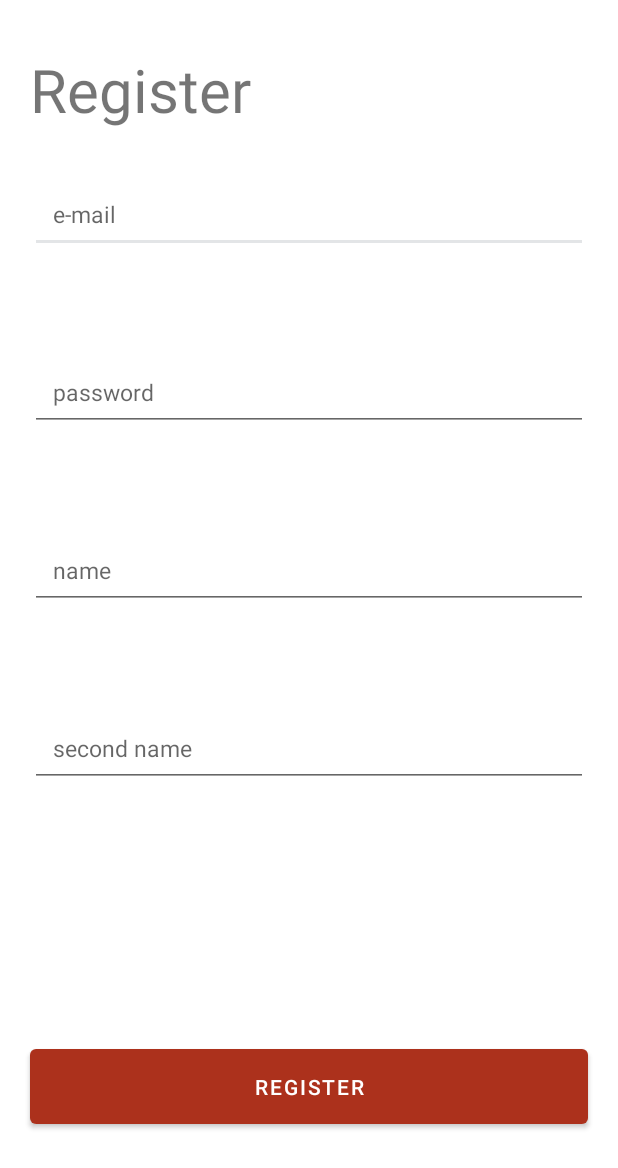
After one commit to 20012001amiramir/PractiseApp, an Android app: the layout register_page.xml on its own in the app's theme, with its tools: preview values and no code run, on a phone screen of 412 x 824 dp. The commit adds this screen. Shown: the top 1168 px of the screen. Run offline under Robolectric (Android 15) with nearby library versions, the phone set to English and light mode, and no system bars.

Commit message:
[1] design: login,register,profile,start profilest,setting
Amir

```diff
--- /dev/null
+++ b/app/src/main/res/layout/register_page.xml
@@ -0,0 +1,90 @@
+<?xml version="1.0" encoding="utf-8"?>
+<androidx.constraintlayout.widget.ConstraintLayout xmlns:android="http://schemas.android.com/apk/res/android"
+    xmlns:app="http://schemas.android.com/apk/res-auto"
+    xmlns:tools="http://schemas.android.com/tools"
+    android:layout_width="match_parent"
+    android:layout_height="match_parent">
+
+    <TextView
+        android:layout_width="match_parent"
+        android:layout_height="wrap_content"
+        android:layout_marginLeft="20dp"
+        android:layout_marginRight="20dp"
+        android:text="Register"
+        android:textSize="40dp"
+        app:layout_constraintBottom_toTopOf="@id/et_email"
+        app:layout_constraintStart_toStartOf="parent"
+        app:layout_constraintTop_toTopOf="parent" />
+
+    <EditText
+        android:id="@+id/et_email"
+        android:layout_width="match_parent"
+        android:layout_height="50dp"
+        android:layout_marginTop="50dp"
+        android:layout_marginLeft="20dp"
+        android:layout_marginRight="20dp"
+        android:hint="e-mail"
+        android:inputType="textEmailAddress"
+        android:padding="15dp"
+        android:textSize="15sp"
+        app:layout_constraintBottom_toTopOf="@id/et_password"
+        app:layout_constraintTop_toTopOf="parent"
+        tools:layout_editor_absoluteX="20dp" />
+
+    <EditText
+        android:id="@+id/et_password"
+        android:layout_width="match_parent"
+        android:layout_height="50dp"
+        android:hint="password"
+        android:layout_marginLeft="20dp"
+        android:layout_marginRight="20dp"
+        android:inputType="textPassword"
+        android:padding="15dp"
+        android:textSize="15sp"
+        app:layout_constraintBottom_toTopOf="@+id/et_name"
+        app:layout_constraintTop_toBottomOf="@id/et_email"
+        tools:layout_editor_absoluteX="20dp" />
+
+    <EditText
+        android:id="@+id/et_name"
+        android:layout_width="match_parent"
+        android:layout_height="50dp"
+        android:hint="name"
+        android:inputType="textPersonName"
+        android:padding="15dp"
+        android:layout_marginLeft="20dp"
+        android:layout_marginRight="20dp"
+        android:textSize="15sp"
+        app:layout_constraintBottom_toTopOf="@+id/et_second_name"
+        app:layout_constraintTop_toBottomOf="@id/et_password"
+        tools:layout_editor_absoluteX="20dp" />
+
+    <EditText
+        android:id="@+id/et_second_name"
+        android:layout_width="match_parent"
+        android:layout_height="50dp"
+        android:layout_marginBottom="100dp"
+        android:hint="second name"
+        android:layout_marginLeft="20dp"
+        android:layout_marginRight="20dp"
+        android:inputType="textPersonName"
+        android:padding="15dp"
+        android:textSize="15sp"
+        app:layout_constraintBottom_toTopOf="@+id/btn_login"
+        app:layout_constraintTop_toBottomOf="@id/et_name"
+        tools:layout_editor_absoluteX="20dp" />
+
+    <Button
+        android:id="@+id/btn_login"
+        android:layout_width="match_parent"
+        android:layout_height="wrap_content"
+        android:padding="15dp"
+        android:layout_marginLeft="20dp"
+        android:layout_marginRight="20dp"
+        android:text="register"
+        android:textColor="@android:color/white"
+        app:layout_constraintBottom_toBottomOf="parent"
+        app:layout_constraintTop_toBottomOf="@+id/et_second_name"
+        tools:layout_editor_absoluteX="20dp" />
+
+</androidx.constraintlayout.widget.ConstraintLayout>
--- a/app/src/main/res/values/colors.xml
+++ b/app/src/main/res/values/colors.xml
@@ -1,10 +1,9 @@
 <?xml version="1.0" encoding="utf-8"?>
 <resources>
-    <color name="purple_200">#FFBB86FC</color>
-    <color name="purple_500">#FF6200EE</color>
-    <color name="purple_700">#FF3700B3</color>
-    <color name="teal_200">#FF03DAC5</color>
-    <color name="teal_700">#FF018786</color>
+    <color name="coral">#F4573C</color>
+    <color name="grey">#ACACAC</color>
+    <color name="light_grey">#E3E5E7</color>
     <color name="black">#FF000000</color>
     <color name="white">#FFFFFFFF</color>
+    <color name="dark_coral">#AC311C</color>
 </resources>
--- a/app/src/main/res/values/strings.xml
+++ b/app/src/main/res/values/strings.xml
@@ -1,3 +1,5 @@
 <resources>
     <string name="app_name">PractiseApp</string>
+    <string name="demo_app">Demo App</string>
+    <string name="log_in">Log In</string>
 </resources>
--- a/app/src/main/res/values/themes.xml
+++ b/app/src/main/res/values/themes.xml
@@ -2,12 +2,12 @@
     <!-- Base application theme. -->
     <style name="Theme.PractiseApp" parent="Theme.MaterialComponents.DayNight.DarkActionBar">
         <!-- Primary brand color. -->
-        <item name="colorPrimary">@color/purple_500</item>
-        <item name="colorPrimaryVariant">@color/purple_700</item>
+        <item name="colorPrimary">@color/dark_coral</item>
+        <item name="colorPrimaryVariant">@color/grey</item>
         <item name="colorOnPrimary">@color/white</item>
         <!-- Secondary brand color. -->
-        <item name="colorSecondary">@color/teal_200</item>
-        <item name="colorSecondaryVariant">@color/teal_700</item>
+        <item name="colorSecondary">@color/light_grey</item>
+        <item name="colorSecondaryVariant">@color/light_grey</item>
         <item name="colorOnSecondary">@color/black</item>
         <!-- Status bar color. -->
         <item name="android:statusBarColor" tools:targetApi="l">?attr/colorPrimaryVariant</item>
--- a/build.gradle
+++ b/build.gradle
@@ -8,9 +8,6 @@ buildscript {
     dependencies {
         classpath "com.android.tools.build:gradle:4.2.1"
         classpath "org.jetbrains.kotlin:kotlin-gradle-plugin:$kotlin_version"
-
-        // NOTE: Do not place your application dependencies here; they belong
-        // in the individual module build.gradle files
     }
 }
 
@@ -18,7 +15,6 @@ allprojects {
     repositories {
         google()
         mavenCentral()
-        jcenter() // Warning: this repository is going to shut down soon
     }
 }
 
```
Also changed, not shown: app/src/main/res/layout/login_page.xml (added, +60 -0 lines), app/src/main/res/layout/profile_page.xml (added, +56 -0 lines), app/src/main/res/layout/setting_page.xml (added, +67 -0 lines), app/src/main/res/layout/start_page.xml (added, +49 -0 lines), app/src/main/res/drawable-v24/backgroud.jpg (added), app/src/main/res/drawable-v24/profile.png (added).
